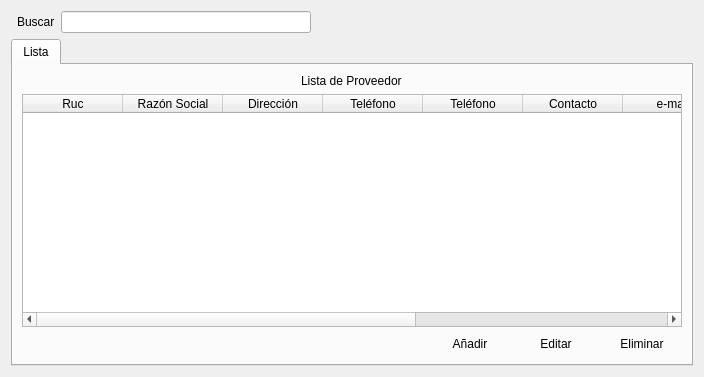
rodety/manager, file compra/ui_proveedores.ui: the form before one commit.
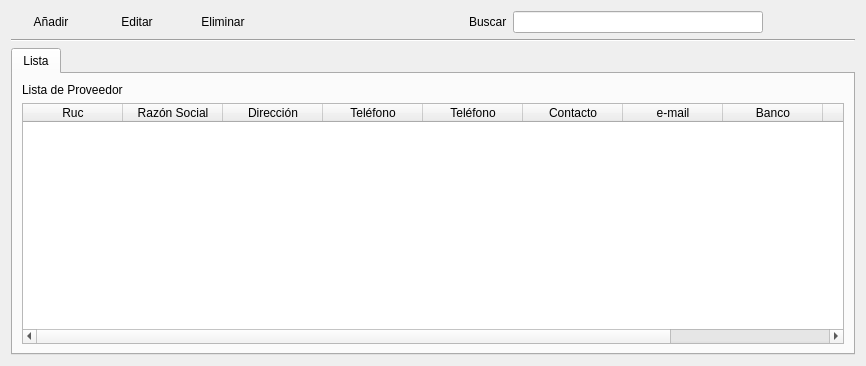
The form after the commit. Icons and pictures are not drawn.

```diff
--- a/compra/ui_proveedores.ui
+++ b/compra/ui_proveedores.ui
@@ -6,15 +6,108 @@
    <rect>
     <x>0</x>
     <y>0</y>
-    <width>704</width>
-    <height>377</height>
+    <width>866</width>
+    <height>366</height>
    </rect>
   </property>
   <property name="windowTitle">
    <string>Form</string>
   </property>
-  <layout class="QGridLayout" name="gridLayout_6">
-   <item row="0" column="2">
+  <layout class="QGridLayout" name="gridLayout">
+   <item row="0" column="0">
+    <layout class="QVBoxLayout" name="verticalLayout_2">
+     <item>
+      <layout class="QHBoxLayout" name="horizontalLayout">
+       <item>
+        <widget class="QPushButton" name="pushButton_add_proveedor">
+         <property name="sizePolicy">
+          <sizepolicy hsizetype="Fixed" vsizetype="Fixed">
+           <horstretch>0</horstretch>
+           <verstretch>0</verstretch>
+          </sizepolicy>
+         </property>
+         <property name="text">
+          <string>Añadir</string>
+         </property>
+         <property name="icon">
+          <iconset resource="../Icons/Icons.qrc">
+           <normaloff>:/Icons/1349716423_sq_plus.png</normaloff>:/Icons/1349716423_sq_plus.png</iconset>
+         </property>
+         <property name="shortcut">
+          <string>Ctrl+N</string>
+         </property>
+         <property name="flat">
+          <bool>true</bool>
+         </property>
+        </widget>
+       </item>
+       <item>
+        <widget class="QPushButton" name="pushButton_edit_proveedor">
+         <property name="sizePolicy">
+          <sizepolicy hsizetype="Fixed" vsizetype="Fixed">
+           <horstretch>0</horstretch>
+           <verstretch>0</verstretch>
+          </sizepolicy>
+         </property>
+         <property name="text">
+          <string>Editar</string>
+         </property>
+         <property name="icon">
+          <iconset resource="../Icons/Icons.qrc">
+           <normaloff>:/Icons/1349716425_doc_edit.png</normaloff>:/Icons/1349716425_doc_edit.png</iconset>
+         </property>
+         <property name="shortcut">
+          <string>Ctrl+E</string>
+         </property>
+         <property name="flat">
+          <bool>true</bool>
+         </property>
+        </widget>
+       </item>
+       <item>
+        <widget class="QPushButton" name="pushButton_sup_proveedor">
+         <property name="sizePolicy">
+          <sizepolicy hsizetype="Fixed" vsizetype="Fixed">
+           <horstretch>0</horstretch>
+           <verstretch>0</verstretch>
+          </sizepolicy>
+         </property>
+         <property name="text">
+          <string>Eliminar</string>
+         </property>
+         <property name="icon">
+          <iconset resource="../Icons/Icons.qrc">
+           <normaloff>:/Icons/1349716432_round_minus.png</normaloff>:/Icons/1349716432_round_minus.png</iconset>
+         </property>
+         <property name="shortcut">
+          <string>Del</string>
+         </property>
+         <property name="flat">
+          <bool>true</bool>
+         </property>
+        </widget>
+       </item>
+       <item>
+        <spacer name="horizontalSpacer_2">
+         <property name="orientation">
+          <enum>Qt::Horizontal</enum>
+         </property>
+         <property name="sizeHint" stdset="0">
+          <size>
+           <width>40</width>
+           <height>20</height>
+          </size>
+         </property>
+        </spacer>
+       </item>
+       <item>
+        <widget class="QLabel" name="label_3">
+         <property name="text">
+          <string>Buscar</string>
+         </property>
+        </widget>
+       </item>
+       <item>
     <widget class="QLineEdit" name="lineEdit">
      <property name="minimumSize">
       <size>
@@ -30,7 +123,7 @@
      </property>
     </widget>
    </item>
-   <item row="0" column="3">
+       <item>
     <widget class="QPushButton" name="pushButton_5">
      <property name="text">
       <string/>
@@ -44,7 +137,7 @@
      </property>
     </widget>
    </item>
-   <item row="0" column="4">
+       <item>
     <widget class="QPushButton" name="pushButton_6">
      <property name="text">
       <string/>
@@ -58,20 +151,16 @@
      </property>
     </widget>
    </item>
-   <item row="0" column="5">
-    <spacer name="horizontalSpacer_6">
+      </layout>
+     </item>
+     <item>
+      <widget class="Line" name="line">
      <property name="orientation">
       <enum>Qt::Horizontal</enum>
      </property>
-     <property name="sizeHint" stdset="0">
-      <size>
-       <width>156</width>
-       <height>20</height>
-      </size>
-     </property>
-    </spacer>
-   </item>
-   <item row="1" column="0" colspan="6">
+      </widget>
+     </item>
+     <item>
     <widget class="QTabWidget" name="tabWidget">
      <property name="currentIndex">
       <number>0</number>
@@ -80,14 +169,8 @@
       <attribute name="title">
        <string>Lista</string>
       </attribute>
-      <layout class="QGridLayout" name="gridLayout_5">
-       <item row="0" column="0">
-        <layout class="QGridLayout" name="gridLayout_4">
-         <item row="0" column="0">
-          <layout class="QGridLayout" name="gridLayout_3">
-           <item row="0" column="0">
-            <layout class="QGridLayout" name="gridLayout_2">
-             <item row="0" column="0">
+        <layout class="QVBoxLayout" name="verticalLayout">
+         <item>
               <widget class="QLabel" name="label_2">
                <property name="sizePolicy">
                 <sizepolicy hsizetype="Fixed" vsizetype="Preferred">
@@ -100,93 +183,7 @@
                </property>
               </widget>
              </item>
-            </layout>
-           </item>
-           <item row="1" column="0">
-            <layout class="QGridLayout" name="gridLayout">
-             <item row="1" column="0">
-              <spacer name="horizontalSpacer_2">
-               <property name="orientation">
-                <enum>Qt::Horizontal</enum>
-               </property>
-               <property name="sizeHint" stdset="0">
-                <size>
-                 <width>40</width>
-                 <height>20</height>
-                </size>
-               </property>
-              </spacer>
-             </item>
-             <item row="1" column="1">
-              <widget class="QPushButton" name="pushButton_add_proveedor">
-               <property name="sizePolicy">
-                <sizepolicy hsizetype="Fixed" vsizetype="Fixed">
-                 <horstretch>0</horstretch>
-                 <verstretch>0</verstretch>
-                </sizepolicy>
-               </property>
-               <property name="text">
-                <string>Añadir</string>
-               </property>
-               <property name="icon">
-                <iconset resource="../Icons/Icons.qrc">
-                 <normaloff>:/Icons/1349716423_sq_plus.png</normaloff>:/Icons/1349716423_sq_plus.png</iconset>
-               </property>
-               <property name="shortcut">
-                <string>Ctrl+N</string>
-               </property>
-               <property name="flat">
-                <bool>true</bool>
-               </property>
-              </widget>
-             </item>
-             <item row="1" column="2">
-              <widget class="QPushButton" name="pushButton_edit_proveedor">
-               <property name="sizePolicy">
-                <sizepolicy hsizetype="Fixed" vsizetype="Fixed">
-                 <horstretch>0</horstretch>
-                 <verstretch>0</verstretch>
-                </sizepolicy>
-               </property>
-               <property name="text">
-                <string>Editar</string>
-               </property>
-               <property name="icon">
-                <iconset resource="../Icons/Icons.qrc">
-                 <normaloff>:/Icons/1349716425_doc_edit.png</normaloff>:/Icons/1349716425_doc_edit.png</iconset>
-               </property>
-               <property name="shortcut">
-                <string>Ctrl+E</string>
-               </property>
-               <property name="flat">
-                <bool>true</bool>
-               </property>
-              </widget>
-             </item>
-             <item row="1" column="3">
-              <widget class="QPushButton" name="pushButton_sup_proveedor">
-               <property name="sizePolicy">
-                <sizepolicy hsizetype="Fixed" vsizetype="Fixed">
-                 <horstretch>0</horstretch>
-                 <verstretch>0</verstretch>
-                </sizepolicy>
-               </property>
-               <property name="text">
-                <string>Eliminar</string>
-               </property>
-               <property name="icon">
-                <iconset resource="../Icons/Icons.qrc">
-                 <normaloff>:/Icons/1349716432_round_minus.png</normaloff>:/Icons/1349716432_round_minus.png</iconset>
-               </property>
-               <property name="shortcut">
-                <string>Del</string>
-               </property>
-               <property name="flat">
-                <bool>true</bool>
-               </property>
-              </widget>
-             </item>
-             <item row="0" column="0" colspan="4">
+         <item>
               <widget class="QTableWidget" name="tableWidget">
                <column>
                 <property name="text">
@@ -241,21 +238,10 @@
               </widget>
              </item>
             </layout>
-           </item>
-          </layout>
-         </item>
-        </layout>
-       </item>
-      </layout>
      </widget>
     </widget>
    </item>
-   <item row="0" column="1">
-    <widget class="QLabel" name="label_3">
-     <property name="text">
-      <string>Buscar</string>
-     </property>
-    </widget>
+    </layout>
    </item>
   </layout>
  </widget>
```
Lines whose indentation alone changed are shown as unchanged.
